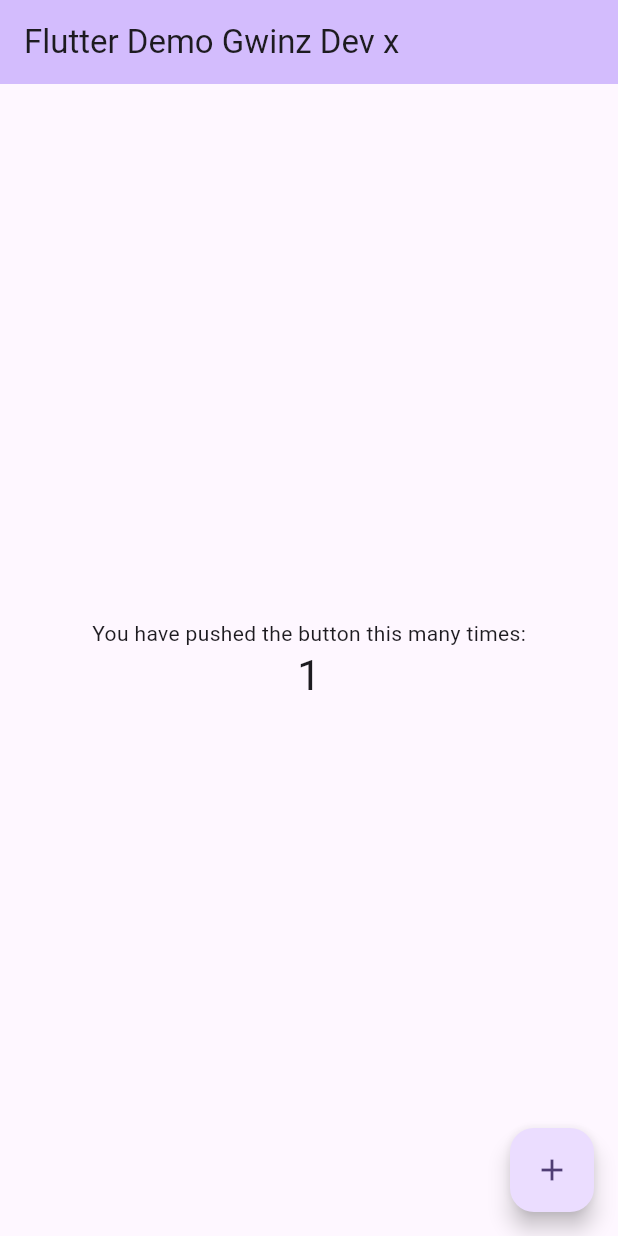
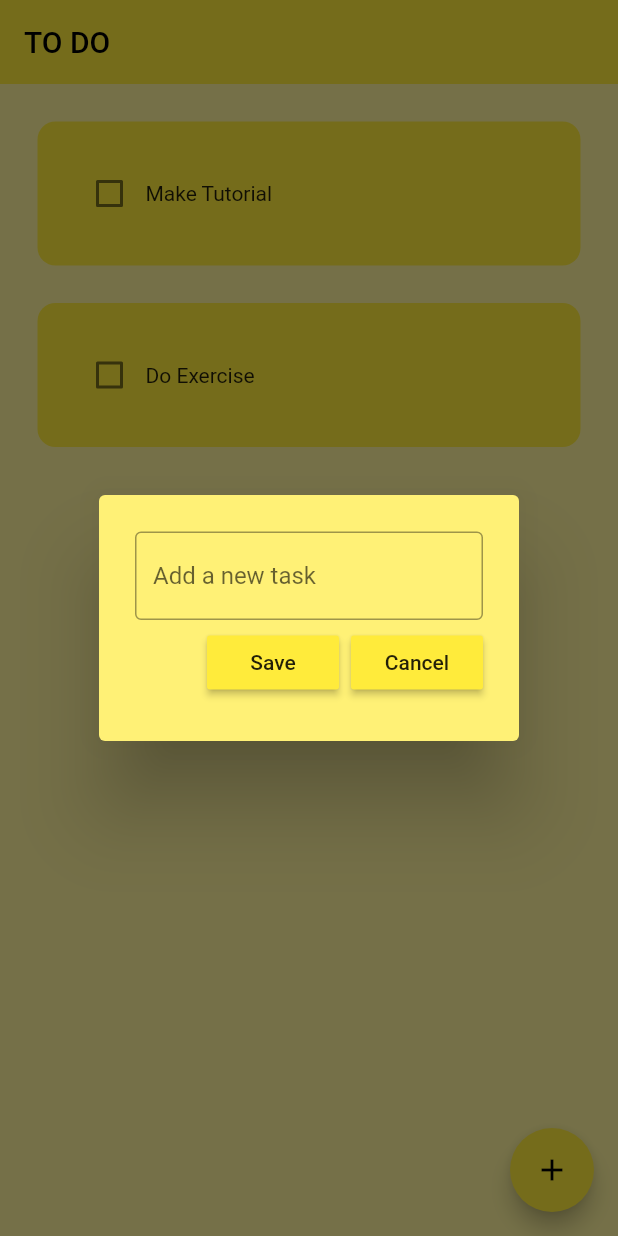
Before and after one commit to GwinzTV/flutter_demo, a Flutter app: the screen it shows after launch, after a tap on the "add" icon, on a phone screen of 412 x 824 dp. Run offline on Flutter 3.47's test engine with Material 2 defaults, Android fonts, the phone set to English and light mode, and no system bars; drawn by our look-alikes of flutter_slidable; our stand-ins replace hive_flutter; accounts and stored records are empty.

Commit message:
To Do App

```diff
--- /dev/null
+++ b/lib/data/database.dart
@@ -0,0 +1,26 @@
+import 'package:hive_flutter/hive_flutter.dart';
+
+class ToDoDataBase {
+  List toDoList = [];
+
+  // reference our box
+  final box = Hive.box('mybox');
+
+  // run this method if this is the 1st time ever opening this app
+  void createInitialData() {
+    toDoList = [
+      ["Make Tutorial", false],
+      ["Do Exercise", false],
+    ];
+  }
+
+  // load the data from the database
+  void loadData() {
+    toDoList = box.get("TODOLIST");
+  }
+
+  // update the database
+  void updateDataBase() {
+    box.put("TODOLIST", toDoList);
+  }
+}
--- a/lib/main.dart
+++ b/lib/main.dart
@@ -1,125 +1,28 @@
+// ignore_for_file: prefer_const_constructors, unused_local_variable
+
 import 'package:flutter/material.dart';
+import 'package:flutter_demo/pages/home_page.dart';
+import 'package:hive_flutter/hive_flutter.dart';
 
-void main() {
+void main() async {
+  // init the hive
+  await Hive.initFlutter();
+
+  // open a box
+  var box = await Hive.openBox('mybox');
+
   runApp(const MyApp());
 }
 
 class MyApp extends StatelessWidget {
   const MyApp({super.key});
 
-  // This widget is the root of your application.
   @override
   Widget build(BuildContext context) {
     return MaterialApp(
-      title: 'Flutter Demo',
-      theme: ThemeData(
-        // This is the theme of your application.
-        //
-        // TRY THIS: Try running your application with "flutter run". You'll see
-        // the application has a blue toolbar. Then, without quitting the app,
-        // try changing the seedColor in the colorScheme below to Colors.green
-        // and then invoke "hot reload" (save your changes or press the "hot
-        // reload" button in a Flutter-supported IDE, or press "r" if you used
-        // the command line to start the app).
-        //
-        // Notice that the counter didn't reset back to zero; the application
-        // state is not lost during the reload. To reset the state, use hot
-        // restart instead.
-        //
-        // This works for code too, not just values: Most code changes can be
-        // tested with just a hot reload.
-        colorScheme: ColorScheme.fromSeed(seedColor: Colors.deepPurple),
-        useMaterial3: true,
-      ),
-      home: const MyHomePage(title: 'Flutter Demo Gwinz Dev x'),
+      debugShowCheckedModeBanner: false,
+      home: HomePage(),
+      theme: ThemeData(primarySwatch: Colors.yellow),
     );
   }
 }
-
-class MyHomePage extends StatefulWidget {
-  const MyHomePage({super.key, required this.title});
-
-  // This widget is the home page of your application. It is stateful, meaning
-  // that it has a State object (defined below) that contains fields that affect
-  // how it looks.
-
-  // This class is the configuration for the state. It holds the values (in this
-  // case the title) provided by the parent (in this case the App widget) and
-  // used by the build method of the State. Fields in a Widget subclass are
-  // always marked "final".
-
-  final String title;
-
-  @override
-  State<MyHomePage> createState() => _MyHomePageState();
-}
-
-class _MyHomePageState extends State<MyHomePage> {
-  int _counter = 0;
-
-  void _incrementCounter() {
-    setState(() {
-      // This call to setState tells the Flutter framework that something has
-      // changed in this State, which causes it to rerun the build method below
-      // so that the display can reflect the updated values. If we changed
-      // _counter without calling setState(), then the build method would not be
-      // called again, and so nothing would appear to happen.
-      _counter++;
-    });
-  }
-
-  @override
-  Widget build(BuildContext context) {
-    // This method is rerun every time setState is called, for instance as done
-    // by the _incrementCounter method above.
-    //
-    // The Flutter framework has been optimized to make rerunning build methods
-    // fast, so that you can just rebuild anything that needs updating rather
-    // than having to individually change instances of widgets.
-    return Scaffold(
-      appBar: AppBar(
-        // TRY THIS: Try changing the color here to a specific color (to
-        // Colors.amber, perhaps?) and trigger a hot reload to see the AppBar
-        // change color while the other colors stay the same.
-        backgroundColor: Theme.of(context).colorScheme.inversePrimary,
-        // Here we take the value from the MyHomePage object that was created by
-        // the App.build method, and use it to set our appbar title.
-        title: Text(widget.title),
-      ),
-      body: Center(
-        // Center is a layout widget. It takes a single child and positions it
-        // in the middle of the parent.
-        child: Column(
-          // Column is also a layout widget. It takes a list of children and
-          // arranges them vertically. By default, it sizes itself to fit its
-          // children horizontally, and tries to be as tall as its parent.
-          //
-          // Column has various properties to control how it sizes itself and
-          // how it positions its children. Here we use mainAxisAlignment to
-          // center the children vertically; the main axis here is the vertical
-          // axis because Columns are vertical (the cross axis would be
-          // horizontal).
-          //
-          // TRY THIS: Invoke "debug painting" (choose the "Toggle Debug Paint"
-          // action in the IDE, or press "p" in the console), to see the
-          // wireframe for each widget.
-          mainAxisAlignment: MainAxisAlignment.center,
-          children: <Widget>[
-            const Text(
-              'You have pushed the button this many times:',
-            ),
-            Text(
-              '$_counter',
-              style: Theme.of(context).textTheme.headlineMedium,
-            ),
-          ],
-        ),
-      ),
-      floatingActionButton: FloatingActionButton(
-        onPressed: _incrementCounter,
-        tooltip: 'Increment',
-        child: const Icon(Icons.add),
-      ), // This trailing comma makes auto-formatting nicer for build methods.
-    );
-  }
-}
--- /dev/null
+++ b/lib/pages/home_page.dart
@@ -0,0 +1,103 @@
+// ignore_for_file: prefer_const_constructors, prefer_const_literals_to_create_immutables
+
+import 'package:flutter/material.dart';
+import 'package:flutter_demo/data/database.dart';
+import 'package:flutter_demo/util/dialog_box.dart';
+import 'package:hive_flutter/hive_flutter.dart';
+import '../util/todo_tile.dart';
+
+class HomePage extends StatefulWidget {
+  const HomePage({super.key});
+
+  @override
+  State<HomePage> createState() => _HomePageState();
+}
+
+class _HomePageState extends State<HomePage> {
+  // reference the hive box
+  final _myBox = Hive.box('mybox');
+
+  // text controller
+  final _controller = TextEditingController();
+
+  ToDoDataBase db = ToDoDataBase();
+
+  @override
+  void initState() {
+    // if this is the first time ever opening the app, then create default data
+    if (_myBox.get("TODOLIST") == null) {
+      db.createInitialData();
+    } else {
+      // there already exists data
+      db.loadData();
+    }
+
+    super.initState();
+  }
+
+  // checkbox was tapped
+  void checkBoxChanged(bool? value, int index) {
+    setState(() {
+      db.toDoList[index][1] = !db.toDoList[index][1];
+    });
+    db.updateDataBase();
+  }
+
+  // save new task
+  void savedNewTask() {
+    setState(() {
+      db.toDoList.add([_controller.text, false]);
+      _controller.clear();
+    });
+    Navigator.of(context).pop();
+    db.updateDataBase();
+  }
+
+  // create a new task
+  void createNewTask() {
+    showDialog(
+      context: context,
+      builder: (context) {
+        return DialogBox(
+          controller: _controller,
+          onSave: savedNewTask,
+          onCancel: () => Navigator.of(context).pop(),
+        );
+      },
+    );
+  }
+
+  // delete task
+  void deleteTask(int index) {
+    setState(() {
+      db.toDoList.removeAt(index);
+    });
+    db.updateDataBase();
+  }
+
+  @override
+  Widget build(BuildContext context) {
+    return Scaffold(
+      backgroundColor: Colors.yellow[200],
+      appBar: AppBar(
+        title: Text("TO DO"),
+        elevation: 0,
+      ),
+      floatingActionButton: FloatingActionButton(
+        onPressed: createNewTask,
+        child: Icon(Icons.add),
+      ),
+      body: ListView.builder(
+        itemCount: db.toDoList.length,
+        itemBuilder: (context, index) {
+          return ToDoTile(
+            taskName: db.toDoList[index][0],
+            taskCompleted: db.toDoList[index][1],
+            onChanged: (value) => checkBoxChanged(value, index),
+            deleteFunction: (context) => deleteTask(index),
+          );
+        },
+      ),
+    );
+  }
+}
--- /dev/null
+++ b/lib/util/dialog_box.dart
@@ -0,0 +1,51 @@
+import 'package:flutter/material.dart';
+import 'my_button.dart';
+
+class DialogBox extends StatelessWidget {
+  final controller;
+  final onSave;
+  final onCancel;
+
+  const DialogBox({
+    super.key,
+    required this.controller,
+    required this.onSave,
+    required this.onCancel,
+  });
+
+  @override
+  Widget build(BuildContext context) {
+    return AlertDialog(
+      backgroundColor: Colors.yellow[300],
+      content: Container(
+          height: 120,
+          child: Column(
+            mainAxisAlignment: MainAxisAlignment.spaceEvenly,
+            children: [
+              // get user input
+              TextField(
+                controller: controller,
+                decoration: InputDecoration(
+                  border: OutlineInputBorder(),
+                  hintText: "Add a new task",
+                ),
+              ),
+
+              // buttons -> save + cancel
+              Row(
+                mainAxisAlignment: MainAxisAlignment.end,
+                children: [
+                  // save button
+                  MyButton(text: "Save", onPressed: onSave),
+
+                  const SizedBox(width: 8),
+
+                  // cancel button
+                  MyButton(text: "Cancel", onPressed: onCancel),
+                ],
+              )
+            ],
+          )),
+    );
+  }
+}
--- /dev/null
+++ b/lib/util/my_button.dart
@@ -0,0 +1,20 @@
+import 'package:flutter/material.dart';
+
+class MyButton extends StatelessWidget {
+  final String text;
+  VoidCallback onPressed;
+  MyButton({
+    super.key,
+    required this.text,
+    required this.onPressed,
+  });
+
+  @override
+  Widget build(BuildContext context) {
+    return MaterialButton(
+      onPressed: onPressed,
+      color: Theme.of(context).primaryColor,
+      child: Text(text),
+    );
+  }
+}
--- /dev/null
+++ b/lib/util/todo_tile.dart
@@ -0,0 +1,65 @@
+// ignore_for_file: sort_child_properties_last, must_be_immutable, prefer_const_constructors
+import 'package:flutter/material.dart';
+import 'package:flutter_slidable/flutter_slidable.dart';
+
+class ToDoTile extends StatelessWidget {
+  final String taskName;
+  final bool taskCompleted;
+  Function(bool?)? onChanged;
+  Function(BuildContext)? deleteFunction;
+
+  ToDoTile({
+    super.key,
+    required this.taskName,
+    required this.taskCompleted,
+    required this.onChanged,
+    required this.deleteFunction,
+  });
+
+  @override
+  Widget build(BuildContext context) {
+    return Padding(
+      padding: const EdgeInsets.only(left: 25, right: 25, top: 25),
+      child: Slidable(
+        endActionPane: ActionPane(
+          motion: StretchMotion(),
+          children: [
+            SlidableAction(
+              onPressed: deleteFunction,
+              icon: Icons.delete,
+              backgroundColor: Colors.red.shade300,
+              borderRadius: BorderRadius.circular(12),
+            )
+          ],
+        ),
+        child: Container(
+          padding: EdgeInsets.all(24),
+          child: Row(
+            children: [
+              // checkbox
+              Checkbox(
+                value: taskCompleted,
+                onChanged: onChanged,
+                activeColor: Colors.black,
+              ),
+
+              // task name
+              Text(
+                taskName,
+                style: TextStyle(
+                  decoration: taskCompleted
+                      ? TextDecoration.lineThrough
+                      : TextDecoration.none,
+                ),
+              ),
+            ],
+          ),
+          decoration: BoxDecoration(
+            color: Colors.yellow,
+            borderRadius: BorderRadius.circular(12),
+          ),
+        ),
+      ),
+    );
+  }
+}
--- a/pubspec.yaml
+++ b/pubspec.yaml
@@ -30,15 +30,20 @@ environment:
 dependencies:
   flutter:
     sdk: flutter
+  hive: ^2.2.3
+  hive_flutter: ^1.1.0
 
 
   # The following adds the Cupertino Icons font to your application.
   # Use with the CupertinoIcons class for iOS style icons.
   cupertino_icons: ^1.0.2
+  flutter_slidable: ^1.2.0
 
 dev_dependencies:
   flutter_test:
     sdk: flutter
+  hive_generator: ^1.1.3
+  build_runner: ^2.1.11
 
   # The "flutter_lints" package below contains a set of recommended lints to
   # encourage good coding practices. The lint set provided by the package is
```
Also changed, not shown: pubspec.lock, 10 other files.
